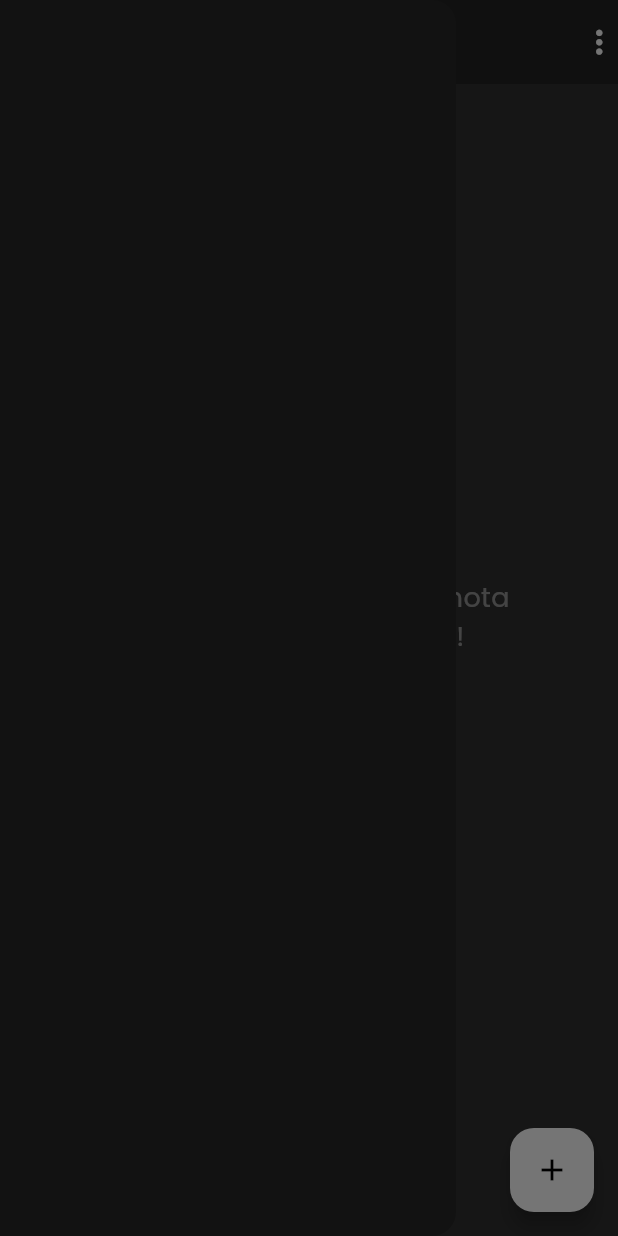
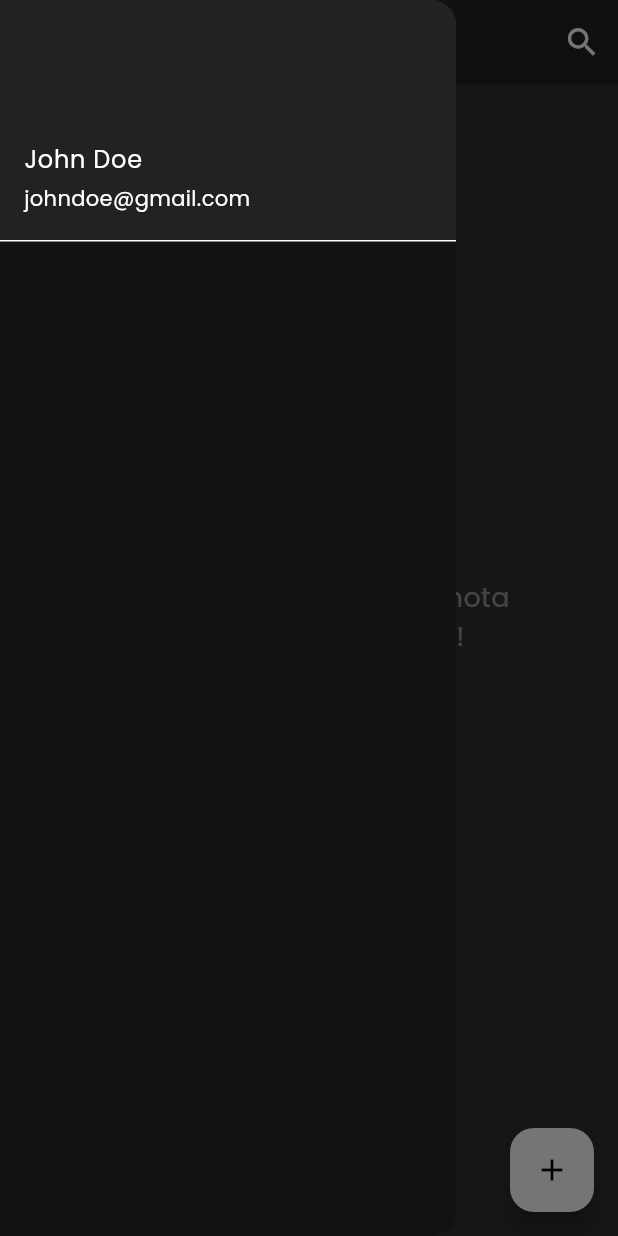
Before and after one commit to gustevito/app_pafaze, a Flutter app: the screen it shows after launch, with the side drawer open, on a phone screen of 412 x 824 dp. Run offline on Flutter 3.47's test engine with Material 2 defaults, Android fonts, the phone set to English and light mode, and no system bars; our stand-ins replace google_fonts, google_nav_bar.

Commit message:
drawer header placeholder

```diff
--- /dev/null
+++ b/lib/pages/screens/drawer.dart
@@ -0,0 +1,21 @@
+import 'package:flutter/material.dart';
+import 'package:myapp/pages/themes/darktheme.dart';
+
+class DrawerAppBar extends StatelessWidget {
+  const DrawerAppBar({super.key});
+
+  @override
+  Widget build(BuildContext context) {
+    return Drawer(
+      child: ListView(
+        children: const [
+          UserAccountsDrawerHeader(
+            decoration: BoxDecoration(color: pzBlack),
+            accountName: Text('John Doe'),
+            accountEmail: Text('johndoe@gmail.com'),
+          ),
+        ],
+      ),
+    );
+  }
+}
--- a/lib/pages/screens/home.dart
+++ b/lib/pages/screens/home.dart
@@ -1,9 +1,10 @@
 import 'package:flutter/material.dart';
 import 'package:google_nav_bar/google_nav_bar.dart';
-import 'package:myapp/pages/screens/add.dart';
+import 'package:myapp/pages/screens/drawer.dart';
+import 'package:myapp/pages/widgets/add.dart';
 import 'package:myapp/pages/themes/darktheme.dart';
 
-import 'todo.dart';
+import '../widgets/todo.dart';
 
 class MyHomePage extends StatefulWidget {
   final String title;
@@ -62,7 +63,7 @@ class _MyHomePageState extends State<MyHomePage> {
 
     return Scaffold(
       backgroundColor: pzGrey,
-      drawer: const Drawer(),
+      drawer: const DrawerAppBar(),
       appBar: AppBar(
         backgroundColor: pzBlack,
         title: Text(
@@ -84,11 +85,13 @@ class _MyHomePageState extends State<MyHomePage> {
           );
         }),
         actions: [
-          Icon(
-            Icons.more_vert,
-            color: Theme.of(context).colorScheme.primary,
-            size: 25,
-          )
+          IconButton(
+              onPressed: () {},
+              icon: Icon(
+                Icons.search,
+                color: Theme.of(context).colorScheme.primary,
+                size: 25,
+              ))
         ],
       ),
       body: SingleChildScrollView(
--- a/lib/pages/screens/add.dart
+++ b/lib/pages/widgets/add.dart
@@ -11,12 +11,10 @@ class AddTodo extends StatefulWidget {
 class _MyWidgetState extends State<AddTodo>
     with SingleTickerProviderStateMixin {
   final TextEditingController _controller = TextEditingController();
-  late AnimationController _controllerAnimation;
 
   @override
   void initState() {
     super.initState();
-    _controllerAnimation = AnimationController(vsync: this);
   }
 
   @override
```
Also changed, not shown: lib/pages/screens/searchbar.dart (deleted), lib/pages/widgets/todo.dart (renamed from lib/pages/screens/todo.dart).
